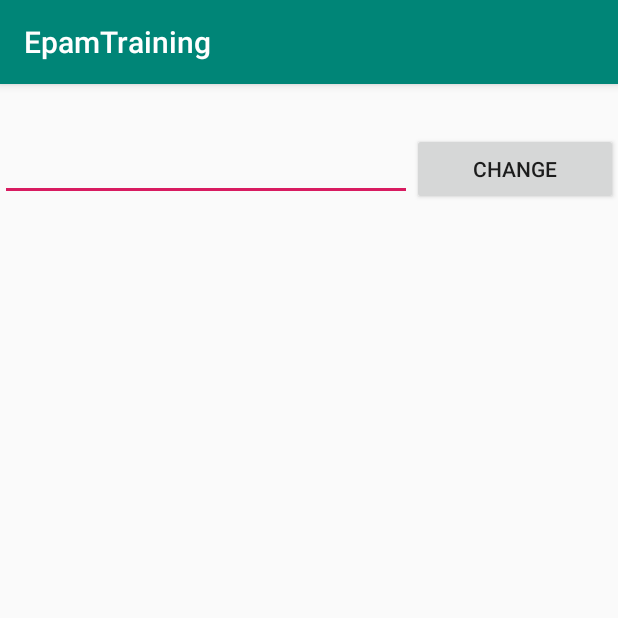
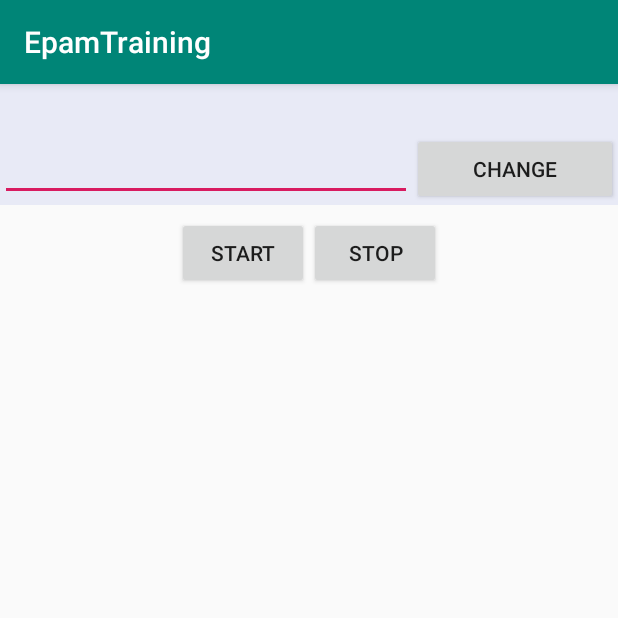
Before and after one commit to MaximSemashko/EpamTraining, an Android app: the screen it shows after launch (MainActivity), on a phone screen of 412 x 824 dp, the top half of it. Run offline under Robolectric (Android 15) with nearby library versions, the phone set to English and light mode, and no system bars.

Commit message:
added Service and BroadcastReceiver. Service sends data, Activity receives using Broadcast and shows it in TextView.

```diff
--- /dev/null
+++ b/app/src/main/java/com/example/epamtraining/FirstReceiver.java
@@ -0,0 +1,16 @@
+package com.example.epamtraining;
+
+import android.content.BroadcastReceiver;
+import android.content.Context;
+import android.content.Intent;
+import android.util.Log;
+
+public class FirstReceiver extends BroadcastReceiver {
+
+    private static final String TAG = "FirstReceiver";
+
+    @Override
+    public void onReceive(Context context, Intent intent) {
+        Log.i(TAG, "onReceive()");
+    }
+}
--- a/app/src/main/java/com/example/epamtraining/MainActivity.java
+++ b/app/src/main/java/com/example/epamtraining/MainActivity.java
@@ -1,15 +1,73 @@
 package com.example.epamtraining;
 
+import android.content.Context;
+import android.content.Intent;
+import android.content.IntentFilter;
 import android.support.v7.app.AppCompatActivity;
 import android.os.Bundle;
+import android.util.Log;
+import android.view.View;
+import android.widget.Button;
+import android.widget.TextView;
+
+import static com.example.epamtraining.FirstService.EXTRA_MESSAGE;
 
 public class MainActivity extends AppCompatActivity {
+
+    private static final String TAG = "MainActivity";
+    private static final String BROADCAST_ACTION = "com.example.epamtraining.CUSTOM_ACTION";
+
+    private Button startServiceButton;
+    private Button stopServiceButton;
+    private TextView messageTextView;
+
+    private String messageFromService;
+
+    private FirstReceiver firstReceiver;
 
     @Override
     protected void onCreate(Bundle savedInstanceState) {
         super.onCreate(savedInstanceState);
         setContentView(R.layout.activity_main);
 
+        startServiceButton = findViewById(R.id.start_button);
+        stopServiceButton = findViewById(R.id.stop_button);
+        messageTextView = findViewById(R.id.message_text_view);
+
+        firstReceiver = new FirstReceiver(){
+            @Override
+            public void onReceive(Context context, Intent intent) {
+                super.onReceive(context, intent);
+
+                Bundle bundle = intent.getExtras();
+                if(bundle!=null) {
+                    messageFromService = bundle.getString(EXTRA_MESSAGE);
+                    messageTextView.setText(messageFromService);
+                }
+            }
+        };
+
+        IntentFilter intentFilter = new IntentFilter(BROADCAST_ACTION);
+        registerReceiver(firstReceiver, intentFilter);
+
+        startServiceButton.setOnClickListener(new View.OnClickListener() {
+            @Override
+            public void onClick(View v) {
+                Log.i(TAG, getString(R.string.service_start));
+                Intent intent = new Intent(MainActivity.this,FirstService.class);
+                startService(intent);
+            }
+        });
+
+        stopServiceButton.setOnClickListener(new View.OnClickListener() {
+            @Override
+            public void onClick(View v) {
+                Log.i(TAG, getString(R.string.service_stop));
+                Intent intent = new Intent(MainActivity.this,FirstService.class);
+                stopService(intent);
+            }
+        });
+
        getSupportFragmentManager().beginTransaction()
                .add(R.id.fragment_container, new FirstFragment())
                .commit();
--- a/app/src/main/res/layout/activity_main.xml
+++ b/app/src/main/res/layout/activity_main.xml
@@ -1,14 +1,45 @@
 <?xml version="1.0" encoding="utf-8"?>
-<FrameLayout xmlns:android="http://schemas.android.com/apk/res/android"
+<LinearLayout xmlns:android="http://schemas.android.com/apk/res/android"
     xmlns:tools="http://schemas.android.com/tools"
     android:layout_width="match_parent"
     android:layout_height="match_parent"
+    android:orientation="vertical"
     tools:context=".MainActivity">
 
     <FrameLayout
         android:id="@+id/fragment_container"
         android:layout_width="match_parent"
-        android:layout_height="match_parent">
+        android:layout_height="wrap_content"
+        android:background="@color/color_indigo_50">
     </FrameLayout>
 
-</FrameLayout>
+    <LinearLayout
+        android:layout_width="match_parent"
+        android:layout_height="wrap_content"
+        android:layout_marginTop="8dp"
+        android:orientation="horizontal"
+        android:gravity="center_horizontal">
+
+        <Button
+            android:id="@+id/start_button"
+            android:layout_width="wrap_content"
+            android:layout_height="wrap_content"
+            android:text="@string/start_button" />
+
+        <Button
+            android:id="@+id/stop_button"
+            android:layout_width="wrap_content"
+            android:layout_height="wrap_content"
+            android:text="@string/stop_button" />
+    </LinearLayout>
+
+    <TextView
+        android:id="@+id/message_text_view"
+        android:layout_width="wrap_content"
+        android:layout_height="wrap_content"
+        android:layout_marginTop="16dp"
+        tools:text="Something"
+        android:layout_gravity="center_horizontal"
+        android:textSize="24sp"/>
+
+</LinearLayout>
--- a/app/src/main/res/values/colors.xml
+++ b/app/src/main/res/values/colors.xml
@@ -3,4 +3,6 @@
     <color name="colorPrimary">#008577</color>
     <color name="colorPrimaryDark">#00574B</color>
     <color name="colorAccent">#D81B60</color>
+
+    <color name="color_indigo_50">#E8EAF6</color>
 </resources>
--- a/app/src/main/res/values/strings.xml
+++ b/app/src/main/res/values/strings.xml
@@ -2,4 +2,8 @@
     <string name="app_name">EpamTraining</string>
     <string name="hello_blank_fragment">Hello blank fragment</string>
     <string name="change_text_button">Change</string>
+    <string name="start_button">Start</string>
+    <string name="stop_button">Stop</string>
+    <string name="service_start">Service start!</string>
+    <string name="service_stop">Service stop!</string>
 </resources>
```
Also changed, not shown: app/src/main/AndroidManifest.xml (+10 -0 lines), app/src/main/java/com/example/epamtraining/FirstService.java (added, +39 -0 lines).
